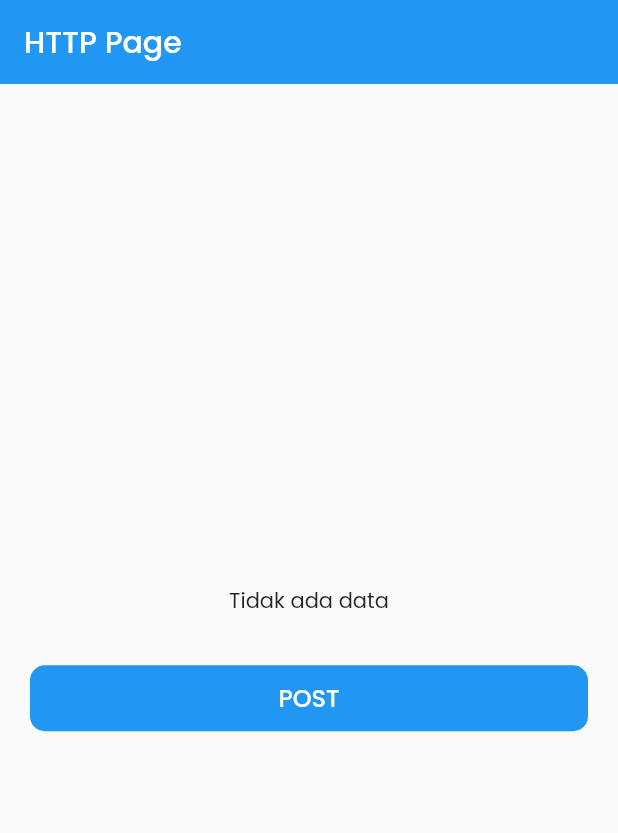
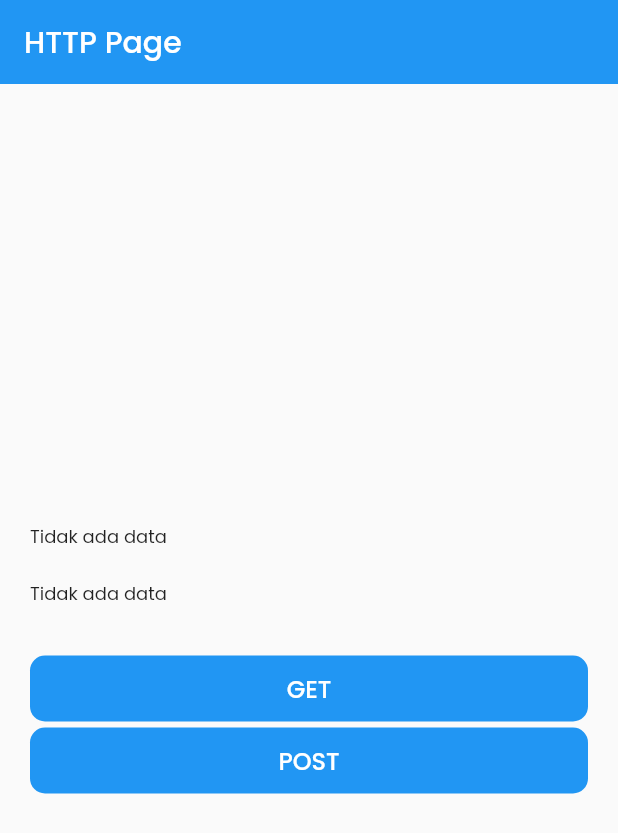
Before and after one commit to krsx/http_learning, a Flutter app: the screen it shows after launch, on a phone screen of 412 x 824 dp. Shown: the top 833 px of the screen. Run offline on Flutter 3.47's test engine with Material 2 defaults, Android fonts, the phone set to English and light mode, and no system bars; our stand-ins replace google_fonts; accounts and stored records are empty.

```diff
--- a/lib/http_page.dart
+++ b/lib/http_page.dart
@@ -1,4 +1,5 @@
 import 'package:api_learning/http_model.dart';
+import 'package:api_learning/user_model.dart';
 import 'package:flutter/material.dart';
 import 'package:google_fonts/google_fonts.dart';
 import 'package:http/http.dart' as http;
@@ -12,6 +13,7 @@ class HttpPage extends StatefulWidget {
 
 class _HttpPageState extends State<HttpPage> {
   HttpModel? postResult;
+  User? userResult;
 
   @override
   Widget build(BuildContext context) {
@@ -31,17 +33,62 @@ class _HttpPageState extends State<HttpPage> {
         child: Padding(
           padding: const EdgeInsets.symmetric(horizontal: 20),
           child: Column(
-            // crossAxisAlignment: CrossAxisAlignment.start,
+            crossAxisAlignment: CrossAxisAlignment.start,
             mainAxisAlignment: MainAxisAlignment.center,
             children: [
               Text(
                 (postResult != null)
-                    ? "Result:\n${postResult!.id} + ${postResult!.name} + ${postResult!.job} + ${postResult!.createdAt}"
+                    ? "Post:\n${postResult!.id} - ${postResult!.name} - ${postResult!.job} - ${postResult!.createdAt}"
                     : "Tidak ada data",
-                style: GoogleFonts.poppins(fontWeight: FontWeight.w400),
+                style: GoogleFonts.poppins(
+                  fontWeight: FontWeight.w400,
+                  fontSize: 12,
+                ),
+              ),
+              const SizedBox(
+                height: 20,
+              ),
+              Text(
+                (userResult != null)
+                    ? "Post:\n${userResult!.id} - ${userResult!.firstName} - ${userResult!.lastName} - ${userResult!.email}"
+                    : "Tidak ada data",
+                style: GoogleFonts.poppins(
+                  fontWeight: FontWeight.w400,
+                  fontSize: 12,
+                ),
               ),
               const SizedBox(
                 height: 30,
+              ),
+              SizedBox(
+                width: double.infinity,
+                child: ElevatedButton(
+                  style: ButtonStyle(
+                    elevation: MaterialStateProperty.all(0),
+                    padding: MaterialStateProperty.all(
+                      const EdgeInsets.symmetric(vertical: 10),
+                    ),
+                    shape: MaterialStateProperty.all(
+                      RoundedRectangleBorder(
+                        borderRadius: BorderRadius.circular(10),
+                      ),
+                    ),
+                    backgroundColor: MaterialStateProperty.all(Colors.blue),
+                  ),
+                  onPressed: () {
+                    User.connectToApi("2").then((value) {
+                      userResult = value;
+                      setState(() {});
+                    });
+                  },
+                  child: Text(
+                    "GET",
+                    style: GoogleFonts.poppins(
+                      fontWeight: FontWeight.w500,
+                      fontSize: 16,
+                    ),
+                  ),
+                ),
               ),
               SizedBox(
                 width: double.infinity,
--- /dev/null
+++ b/lib/user_model.dart
@@ -0,0 +1,37 @@
+import 'dart:convert';
+import 'package:http/http.dart' as http;
+
+class User {
+  String id;
+  String email;
+  String firstName;
+  String lastName;
+  String avatar;
+
+  User({
+    required this.id,
+    required this.email,
+    required this.firstName,
+    required this.lastName,
+    required this.avatar,
+  });
+
+  factory User.createUser(Map<String, dynamic> jsonObject) {
+    return User(
+      id: jsonObject["id"].toString(),
+      email: jsonObject["email"],
+      firstName: jsonObject["first_name"],
+      lastName: jsonObject["last_name"],
+      avatar: jsonObject["avatar"],
+    );
+  }
+
+  static Future<User> connectToApi(String id) async {
+    String apiUrl = "https://reqres.in/api/users/$id";
+
+    var apiResult = await http.get(Uri.parse(apiUrl));
+    var jsonObject = json.decode(apiResult.body);
+    var userData = (jsonObject as Map<String, dynamic>)["data"];
+    return User.createUser(userData);
+  }
+}
```
